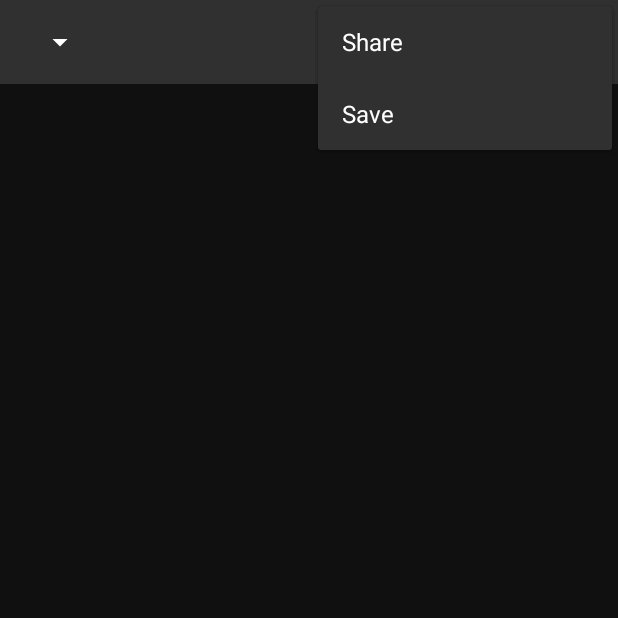
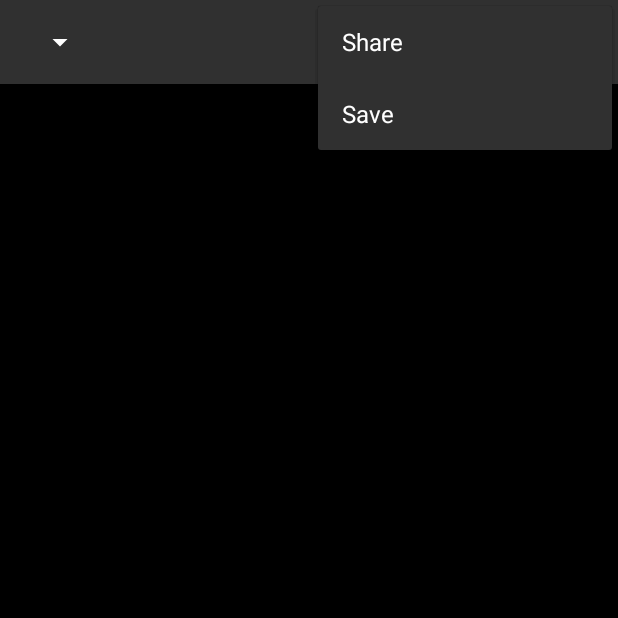
Before and after one commit to OpsLabJPL/MarsImagesAndroid, an Android app: the screen it shows after launch (ImageViewActivity), with the options menu open, on a phone screen of 412 x 824 dp, the top half of it. Run offline under Robolectric (Android 15) with nearby library versions, the light colour scheme and no system bars; libraries missing offline, so code that uses them is left out: com.evernote.edam, com.evernote.thrift, com.nostra13.universalimageloader, se.emilsjolander.stickylistheaders; plain views replace StickyListHeadersListView; 25 statements that could not run were skipped.

Commit message:
merged v2.0 changes

```diff
--- a/MarsImages/MarsImages/src/main/java/gov/nasa/jpl/hi/marsimages/ui/HackySlidingPaneLayout.java
+++ b/MarsImages/MarsImages/src/main/java/gov/nasa/jpl/hi/marsimages/ui/HackySlidingPaneLayout.java
@@ -53,7 +53,7 @@ public class HackySlidingPaneLayout extends ViewGroup {
     /**
      * If no fade color is given by default it will fade to 80% gray.
      */
-    private static final int DEFAULT_FADE_COLOR = 0xcccccccc;
+    private static final int DEFAULT_FADE_COLOR = 0x00000000;
 
     /**
      * The fade color used for the sliding panel. 0 = no fading.
--- a/MarsImages/MarsImages/src/main/java/gov/nasa/jpl/hi/marsimages/ui/ImageViewActivity.java
+++ b/MarsImages/MarsImages/src/main/java/gov/nasa/jpl/hi/marsimages/ui/ImageViewActivity.java
@@ -85,6 +85,7 @@ public class ImageViewActivity extends ActionBarActivity
         LocalBroadcastManager.getInstance(this).registerReceiver(mMessageReceiver, filter);
 
         mSlidingPane = (HackySlidingPaneLayout) findViewById(R.id.main_layout);
+        mSlidingPane.setCoveredFadeColor(0x00000000);
 
         // Set up ViewPager and backing adapter
         mAdapter = new ImagePagerAdapter(getSupportFragmentManager());
@@ -164,10 +165,12 @@ public class ImageViewActivity extends ActionBarActivity
         mActionBar.init();
         SliderListener sliderListener = new SliderListener();
         mSlidingPane.setPanelSlideListener(sliderListener);
-        if (mSlidingPane.isOpen()) {
+        if (mList.isShown()) {
             sliderListener.onPanelOpened(null);
+            resetLayoutParams(mList.getWidth());
         } else {
             sliderListener.onPanelClosed(null);
+            resetLayoutParams(0);
         }
 
         EVERNOTE.loadMoreNotes(this);
@@ -310,6 +313,16 @@ public class ImageViewActivity extends ActionBarActivity
         return super.onOptionsItemSelected(item);
     }
 
+    private void resetLayoutParams(int bottomPaneWidth) {
+        ViewGroup.LayoutParams layoutParams = mPager.getLayoutParams();
+        final DisplayMetrics displayMetrics = new DisplayMetrics();
+        getWindowManager().getDefaultDisplay().getMetrics(displayMetrics);
+        final int width = displayMetrics.widthPixels;
+        layoutParams.width = width - bottomPaneWidth + 1;
+        Log.d("new-width", "setting width to " + layoutParams.width);
+        mPager.setLayoutParams(layoutParams);
+    }
+
     private void createAboutThisAppActivity() {
         Intent aboutThisAppIntent = new Intent(AboutThisAppActivity.INTENT_ACTION_ABOUT_THIS_APP);
         startActivity(aboutThisAppIntent);
@@ -449,7 +462,6 @@ public class ImageViewActivity extends ActionBarActivity
                 getActionBar().setHomeAsUpIndicator(
                         getResources().getDrawable(R.drawable.abc_ic_ab_back_holo_dark));
             }
-
         }
     }
 
@@ -481,27 +493,19 @@ public class ImageViewActivity extends ActionBarActivity
         public void onPanelOpened(View panel) {
             mActionBar.onPanelOpened();
             resetLayoutParams(mList.getWidth());
+            mPager.setCurrentItem(mPager.getCurrentItem());
         }
 
         @Override
         public void onPanelClosed(View panel) {
             mActionBar.onPanelClosed();
             resetLayoutParams(0);
+            mPager.setCurrentItem(mPager.getCurrentItem());
         }
 
         @Override
         public void onPanelSlide(View panel, float slideOffset) {
             resetLayoutParams((int) (mList.getWidth() * slideOffset));
         }
-
-        private void resetLayoutParams(int bottomPaneWidth) {
-            ViewGroup.LayoutParams layoutParams = mPager.getLayoutParams();
-            final DisplayMetrics displayMetrics = new DisplayMetrics();
-            getWindowManager().getDefaultDisplay().getMetrics(displayMetrics);
-            final int width = displayMetrics.widthPixels;
-            layoutParams.width = width - bottomPaneWidth + 1;
-            Log.d("new-width", "setting width to " + layoutParams.width);
-            mPager.setLayoutParams(layoutParams);
-        }
     }
 }
--- a/MarsImages/MarsImages/src/main/res/layout/activity_main.xml
+++ b/MarsImages/MarsImages/src/main/res/layout/activity_main.xml
@@ -17,7 +17,7 @@
 
     <android.support.v4.view.ViewPager xmlns:android="http://schemas.android.com/apk/res/android"
         android:id="@+id/pager"
-        android:background="#AA000000"
+        android:background="#FF000000"
         android:layout_height="fill_parent"
         android:layout_width="wrap_content"
         android:layout_gravity="center">
```
Also changed, not shown: 1 other file.
